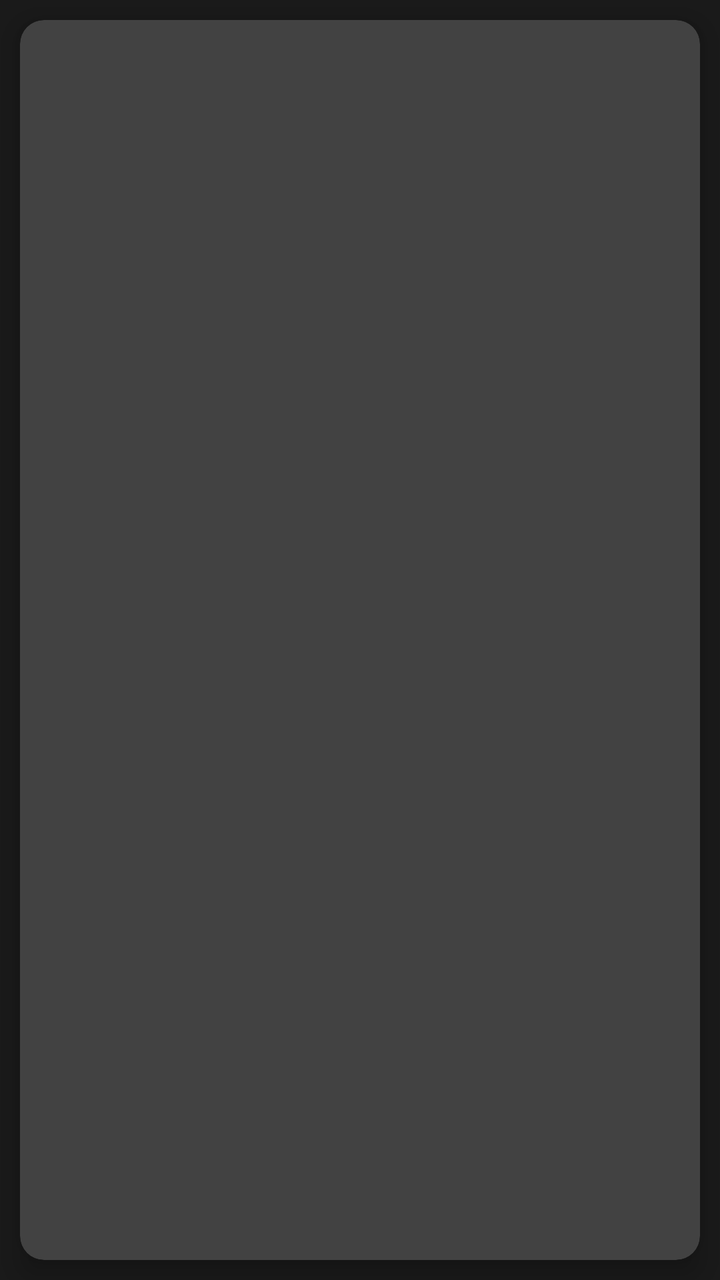
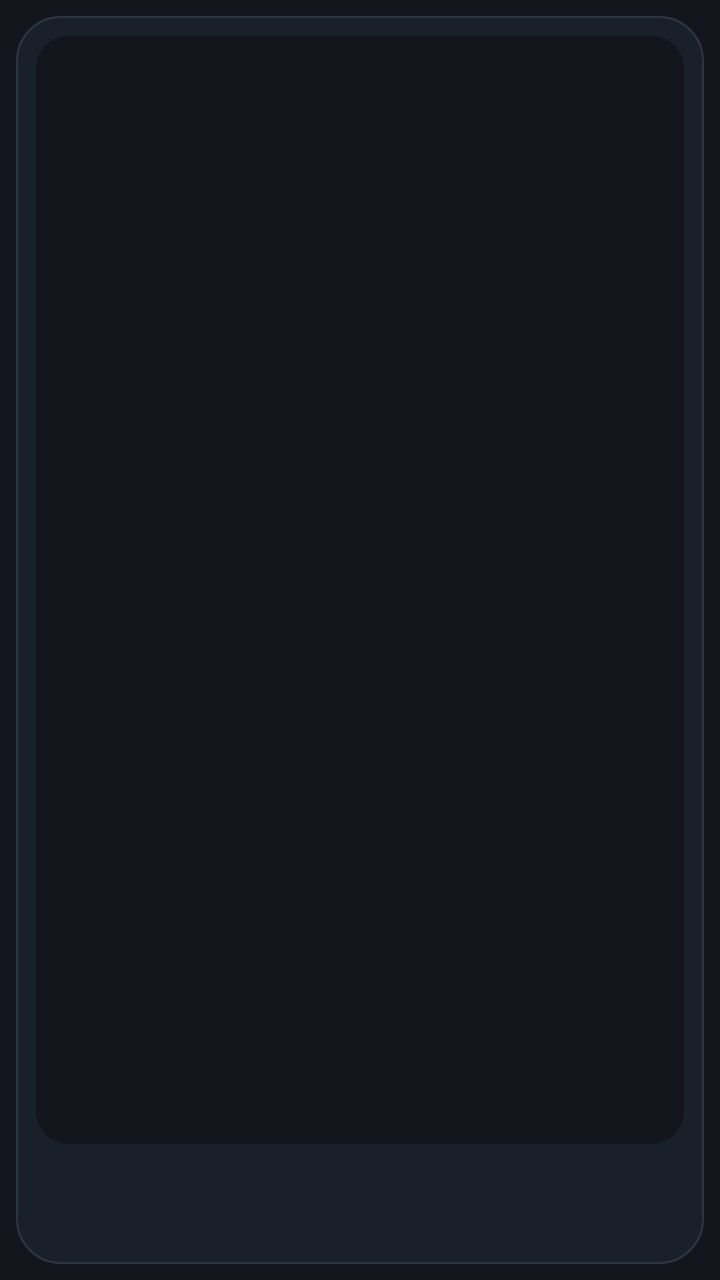

The first picture is an Android layout as it rendered before a commit; the second is the same layout after the commit. The layout source and the unified diff follow.
<!-- AndroidManifest.xml: application theme AppTheme -->
<!-- res/layout/app_grid_item.xml -->
<?xml version="1.0" encoding="utf-8"?>

<RelativeLayout xmlns:android="http://schemas.android.com/apk/res/android"
    xmlns:app="http://schemas.android.com/apk/res-auto"
    android:layout_width="170dp"
    android:layout_height="220dp">

    <androidx.cardview.widget.CardView
        android:layout_width="match_parent"
        android:layout_height="match_parent"
        android:layout_margin="10dp"
        app:cardCornerRadius="12dp"
        app:cardElevation="8dp"
        app:cardMaxElevation="8dp">

        <ImageView
            android:id="@+id/grid_image"
            android:layout_width="match_parent"
            android:layout_height="match_parent"
            android:cropToPadding="false"
            android:scaleType="centerCrop" />

        <RelativeLayout
            android:id="@+id/grid_mask"
            android:layout_width="match_parent"
            android:layout_height="match_parent">

            <ImageView
                android:id="@+id/grid_overlay"
                android:layout_width="50dp"
                android:layout_height="50dp"
                android:layout_centerHorizontal="true"
                android:layout_marginTop="50dp" />

            <TextView
                android:id="@+id/grid_text"
                android:layout_width="match_parent"
                android:layout_height="match_parent"
                android:layout_below="@id/grid_overlay"
                android:layout_margin="5dp"
                android:gravity="center|center_vertical"
                android:background="#00FFFFFF"
                android:textAlignment="center"
                android:textSize="18sp" />
        </RelativeLayout>

    </androidx.cardview.widget.CardView>
</RelativeLayout>
<!-- resources referenced by this layout -->
<resources>
  <style name="AppTheme" parent="AppBaseTheme">
          
          <item name="android:windowActionBar">false</item>
          <item name="android:windowNoTitle">true</item>
          <item name="android:statusBarColor">#1A1A1A</item>
          <item name="android:navigationBarColor">#1A1A1A</item>
          <item name="android:colorBackground">#1A1A1A</item>
          <item name="android:windowBackground">#1A1A1A</item>
      </style>
  <!-- unchanged entries left out for length: 1 -->
</resources>

<!-- the commit's change to res/layout/app_grid_item.xml (unified diff, before → after) -->
@@ -1,48 +1,75 @@
 <?xml version="1.0" encoding="utf-8"?>
+<FrameLayout xmlns:android="http://schemas.android.com/apk/res/android"
+    xmlns:app="http://schemas.android.com/apk/res-auto"
+    android:layout_width="184dp"
+    android:layout_height="236dp"
+    android:padding="8dp">
 
-<RelativeLayout xmlns:android="http://schemas.android.com/apk/res/android"
-    xmlns:app="http://schemas.android.com/apk/res-auto"
-    android:layout_width="170dp"
-    android:layout_height="220dp">
-
-    <androidx.cardview.widget.CardView
+    <LinearLayout
         android:layout_width="match_parent"
         android:layout_height="match_parent"
-        android:layout_margin="10dp"
-        app:cardCornerRadius="12dp"
-        app:cardElevation="8dp"
-        app:cardMaxElevation="8dp">
+        android:background="@drawable/si_app_card"
+        android:orientation="vertical"
+        android:padding="10dp">
 
-        <ImageView
-            android:id="@+id/grid_image"
+        <androidx.cardview.widget.CardView
             android:layout_width="match_parent"
-            android:layout_height="match_parent"
-            android:cropToPadding="false"
-            android:scaleType="centerCrop" />
-
-        <RelativeLayout
-            android:id="@+id/grid_mask"
-            android:layout_width="match_parent"
-            android:layout_height="match_parent">
+            android:layout_height="0dp"
+            android:layout_weight="1"
+            app:cardBackgroundColor="@color/si_ground"
+            app:cardCornerRadius="16dp"
+            app:cardElevation="0dp">
 
             <ImageView
-                android:id="@+id/grid_overlay"
-                android:layout_width="50dp"
-                android:layout_height="50dp"
-                android:layout_centerHorizontal="true"
-                android:layout_marginTop="50dp" />
-
-            <TextView
-                android:id="@+id/grid_text"
+                android:id="@+id/grid_image"
                 android:layout_width="match_parent"
                 android:layout_height="match_parent"
-                android:layout_below="@id/grid_overlay"
-                android:layout_margin="5dp"
-                android:gravity="center|center_vertical"
-                android:background="#00FFFFFF"
-                android:textAlignment="center"
-                android:textSize="18sp" />
-        </RelativeLayout>
+                android:scaleType="centerCrop" />
 
-    </androidx.cardview.widget.CardView>
-</RelativeLayout>
+            <RelativeLayout
+                android:id="@+id/grid_mask"
+                android:layout_width="match_parent"
+                android:layout_height="match_parent">
+
+                <ImageView
+                    android:id="@+id/grid_overlay"
+                    android:layout_width="44dp"
+                    android:layout_height="44dp"
+                    android:layout_centerInParent="true" />
+
+                
+                <TextView
+                    android:id="@+id/grid_text"
+                    android:layout_width="match_parent"
+                    android:layout_height="match_parent"
+                    android:gravity="center"
+                    android:padding="8dp"
+                    android:textColor="@color/si_muted"
+                    android:textSize="16sp" />
+            </RelativeLayout>
+        </androidx.cardview.widget.CardView>
+
+        <TextView
+            android:id="@+id/si_app_name"
+            android:layout_width="match_parent"
+            android:layout_height="wrap_content"
+            android:layout_marginTop="10dp"
+            android:paddingStart="4dp"
+            android:paddingEnd="4dp"
+            android:ellipsize="end"
+            android:fontFamily="sans-serif-medium"
+            android:maxLines="1"
+            android:textColor="@color/si_text"
+            android:textSize="15sp" />
+
+        <TextView
+            android:id="@+id/si_app_state"
+            android:layout_width="match_parent"
+            android:layout_height="wrap_content"
+            android:paddingStart="4dp"
+            android:paddingEnd="4dp"
+            android:paddingTop="2dp"
+            android:textColor="@color/si_muted"
+            android:textSize="13sp" />
+    </LinearLayout>
+</FrameLayout>
<!-- resource entries referenced after the edit -->
@@ -1,14 +1,112 @@
 <!-- resources referenced by this layout -->
 <resources>
+  <color name="si_ground">#12161C</color>
+  <color name="si_muted">#98A2B3</color>
+  <color name="si_text">#E6EAF0</color>
+  <!-- drawable si_app_card (drawable) -->
+  <?xml version="1.0" encoding="utf-8"?>
+  <shape xmlns:android="http://schemas.android.com/apk/res/android" android:shape="rectangle">
+      <solid android:color="@color/si_surface" />
+      <stroke android:width="1dp" android:color="@color/si_border" />
+      <corners android:radius="22dp" />
+  </shape>
   <style name="AppTheme" parent="AppBaseTheme">
           
           <item name="android:windowActionBar">false</item>
           <item name="android:windowNoTitle">true</item>
-          <item name="android:statusBarColor">#1A1A1A</item>
-          <item name="android:navigationBarColor">#1A1A1A</item>
-          <item name="android:colorBackground">#1A1A1A</item>
-          <item name="android:windowBackground">#1A1A1A</item>
+          <item name="android:statusBarColor">@color/si_ground</item>
+          <item name="android:navigationBarColor">@color/si_ground</item>
+          <item name="android:colorBackground">@color/si_ground</item>
+          <item name="android:windowBackground">@color/si_ground</item>
+          <item name="android:alertDialogTheme">@style/SiAlertDialog</item>
+          <item name="alertDialogTheme">@style/SiAppCompatAlertDialog</item>
+          <item name="materialAlertDialogTheme">@style/SiAppCompatAlertDialog</item>
+          <item name="android:contextPopupMenuStyle">@style/SiPopupMenu</item>
+          <item name="android:popupMenuStyle">@style/SiPopupMenu</item>
+          <item name="popupMenuStyle">@style/SiPopupMenu</item>
+          <item name="popupMenuBackground">@drawable/si_popup_background</item>
+          <item name="android:textAppearanceLargePopupMenu">@style/SiPopupMenuText</item>
+          <item name="textAppearanceLargePopupMenu">@style/SiPopupMenuText</item>
+          <item name="android:textAppearanceSmallPopupMenu">@style/SiPopupMenuText</item>
+          <item name="textAppearanceSmallPopupMenu">@style/SiPopupMenuText</item>
       </style>
+  <color name="si_surface">#1A2029</color>
+  <color name="si_border">#2C3542</color>
+  <style name="SiAlertDialog" parent="android:Theme.Material.Dialog.Alert">
+          <item name="android:windowBackground">@drawable/si_dialog_background</item>
+          <item name="android:colorBackground">@color/si_surface</item>
+          <item name="android:textColorPrimary">@color/si_text</item>
+          <item name="android:textColorSecondary">@color/si_muted</item>
+          <item name="android:textColorAlertDialogListItem">@color/si_text</item>
+          <item name="android:colorAccent">@color/si_accent</item>
+          <item name="android:colorControlActivated">@color/si_accent</item>
+          <item name="android:colorControlHighlight">#332DD4BF</item>
+          <item name="android:windowTitleStyle">@style/SiDialogTitle</item>
+          <item name="android:buttonBarButtonStyle">@style/SiDialogButton</item>
+          <item name="android:buttonBarPositiveButtonStyle">@style/SiDialogButton</item>
+          <item name="android:buttonBarNegativeButtonStyle">@style/SiDialogButton</item>
+          <item name="android:buttonBarNeutralButtonStyle">@style/SiDialogButton</item>
+          <item name="android:windowMinWidthMajor">40%</item>
+          <item name="android:windowMinWidthMinor">80%</item>
+      </style>
+  <style name="SiAppCompatAlertDialog" parent="ThemeOverlay.MaterialComponents.Dialog.Alert">
+          <item name="android:windowBackground">@drawable/si_dialog_background</item>
+          <item name="colorSurface">@color/si_surface</item>
+          <item name="colorPrimary">@color/si_accent</item>
+          <item name="colorAccent">@color/si_accent</item>
+          <item name="android:textColorPrimary">@color/si_text</item>
+          <item name="android:textColorSecondary">@color/si_muted</item>
+          <item name="buttonBarButtonStyle">@style/SiDialogButton</item>
+      </style>
+  <style name="SiPopupMenu" parent="Widget.Material3.PopupMenu.ContextMenu">
+          <item name="android:popupBackground">@drawable/si_popup_background</item>
+          <item name="android:popupElevation">12dp</item>
+      </style>
+  <!-- drawable si_popup_background (drawable) -->
+  <?xml version="1.0" encoding="utf-8"?>
+  <shape xmlns:android="http://schemas.android.com/apk/res/android" android:shape="rectangle">
+      <solid android:color="@color/si_raised" />
+      <stroke android:width="1dp" android:color="@color/si_border" />
+      <corners android:radius="18dp" />
+      <padding android:top="8dp" android:bottom="8dp" />
+  </shape>
+  <style name="SiPopupMenuText" parent="TextAppearance.Material3.BodyLarge">
+          <item name="android:textColor">@color/si_text</item>
+          <item name="android:textSize">16sp</item>
+      </style>
+  <!-- drawable si_dialog_background (drawable) -->
+  <?xml version="1.0" encoding="utf-8"?>
+  <inset xmlns:android="http://schemas.android.com/apk/res/android"
+      android:insetLeft="24dp" android:insetRight="24dp"
+      android:insetTop="24dp" android:insetBottom="24dp">
+      <shape android:shape="rectangle">
+          <solid android:color="@color/si_surface" />
+          <stroke android:width="1dp" android:color="@color/si_border" />
+          <corners android:radius="28dp" />
+      </shape>
+  </inset>
+  <color name="si_accent">#2DD4BF</color>
+  <style name="SiDialogTitle" parent="android:TextAppearance.Material.DialogWindowTitle">
+          <item name="android:textColor">@color/si_text</item>
+          <item name="android:textSize">22sp</item>
+          <item name="android:fontFamily">sans-serif-medium</item>
+      </style>
+  <style name="SiDialogButton" parent="Widget.Material3.Button.TextButton.Dialog">
+          <item name="android:textColor">@color/si_accent</item>
+          <item name="android:textAllCaps">false</item>
+          <item name="android:textSize">16sp</item>
+          <item name="android:fontFamily">sans-serif-medium</item>
+          <item name="android:minHeight">44dp</item>
+          <item name="android:paddingStart">20dp</item>
+          <item name="android:paddingEnd">20dp</item>
+          <item name="backgroundTint">@color/si_dialog_button_fill</item>
+          <item name="strokeColor">@color/si_dialog_button_stroke</item>
+          <item name="strokeWidth">2dp</item>
+          <item name="rippleColor">#332DD4BF</item>
+          <item name="cornerRadius">22dp</item>
+          <item name="android:defaultFocusHighlightEnabled">false</item>
+      </style>
+  <color name="si_raised">#222A35</color>
   <!-- unchanged entries left out for length: 1 -->
 </resources>
 
